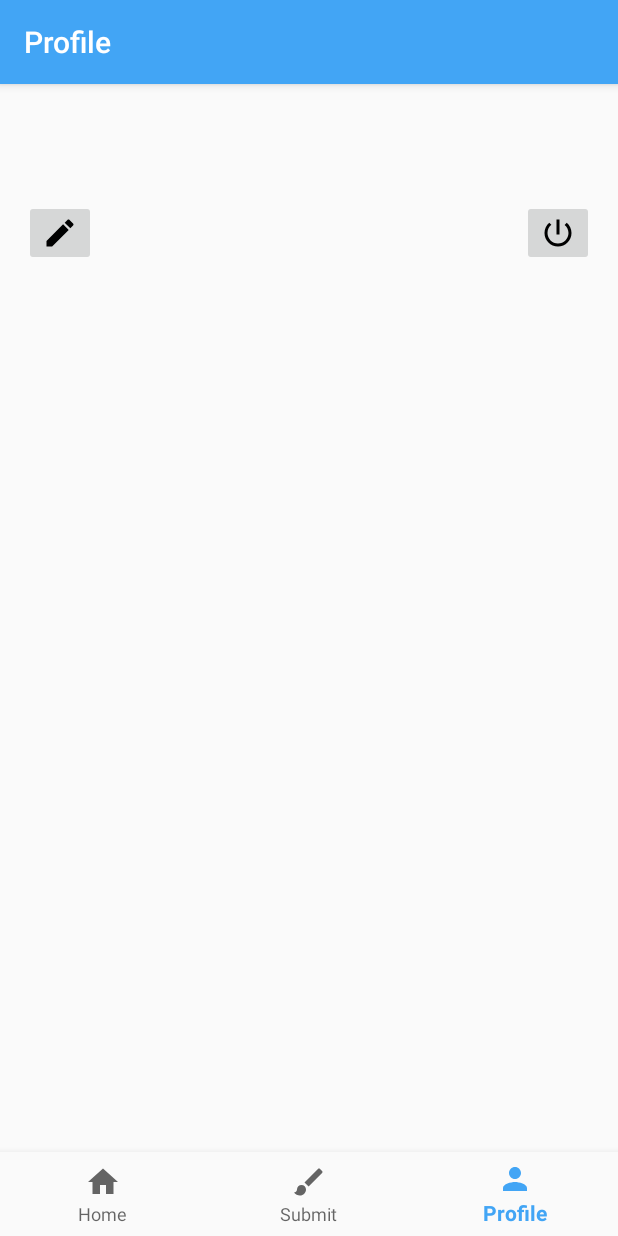
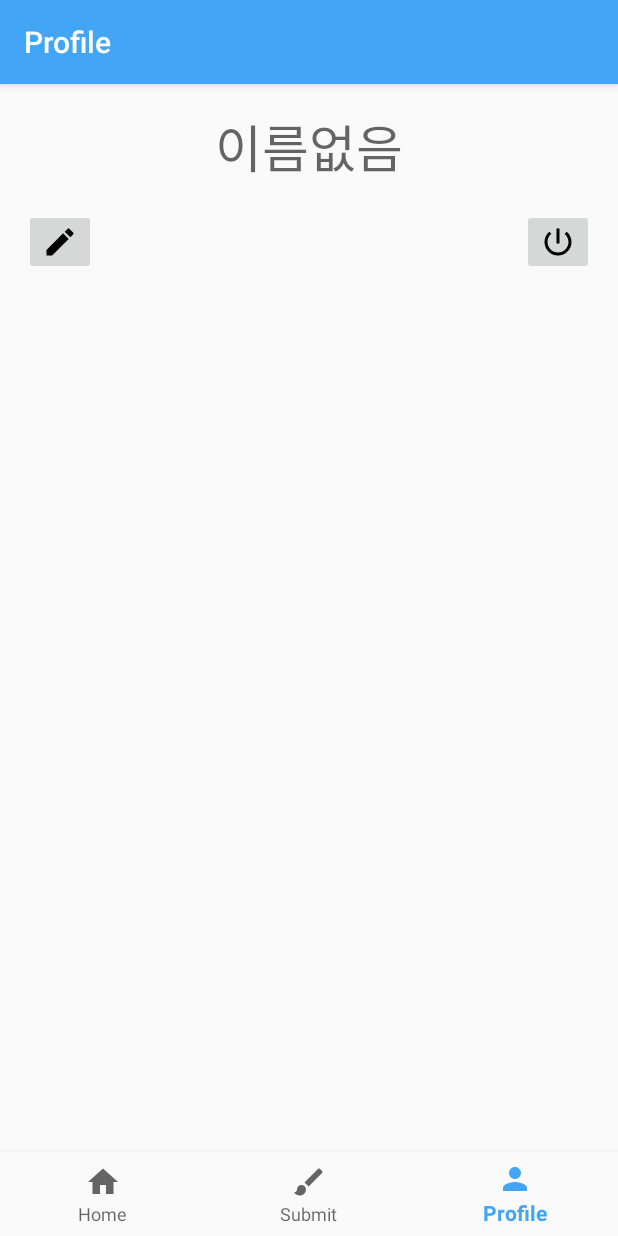
Before and after one commit to J-HM/App_PokusMe, an Android app: the ProfileFragment screen opened through its navigation route, on a phone screen of 412 x 824 dp. Run offline under Robolectric (Android 15) with nearby library versions, the phone set to English and light mode, and no system bars; our stand-ins replace Firebase (no records; nobody signed in at launch, a user with empty details on screens opened directly), navigation-ui.

Commit message:
Add Google login

```diff
--- a/app/build.gradle
+++ b/app/build.gradle
@@ -55,6 +55,7 @@ dependencies {
 
     implementation 'com.google.firebase:firebase-analytics:17.2.2'
     implementation 'com.google.firebase:firebase-auth:19.2.0'
+    implementation 'com.google.android.gms:play-services-auth:17.0.0'
     implementation 'com.google.firebase:firebase-firestore:21.4.0'
 
     testImplementation 'junit:junit:4.12'
--- a/app/src/main/java/com/jhm/android/app_pokusme/MainActivity.kt
+++ b/app/src/main/java/com/jhm/android/app_pokusme/MainActivity.kt
@@ -2,22 +2,21 @@ package com.jhm.android.app_pokusme
 
 import android.content.Intent
 import android.os.Bundle
+import android.util.Log
 import androidx.appcompat.app.AppCompatActivity
 import androidx.navigation.findNavController
 import androidx.navigation.ui.AppBarConfiguration
 import androidx.navigation.ui.setupActionBarWithNavController
 import androidx.navigation.ui.setupWithNavController
 import com.google.firebase.auth.FirebaseAuth
+import com.google.firebase.auth.FirebaseUser
 import com.jhm.android.app_pokusme.ui.login.LoginActivity
 import kotlinx.android.synthetic.main.activity_main.*
-
 
 class MainActivity : AppCompatActivity() {
     private lateinit var auth: FirebaseAuth
 
     override fun onCreate(savedInstanceState: Bundle?) {
-        if (FirebaseAuth.getInstance().currentUser == null) startLoginActivity()
-
         super.onCreate(savedInstanceState)
         setContentView(R.layout.activity_main)
 
@@ -25,16 +24,28 @@ class MainActivity : AppCompatActivity() {
         val appBarConfiguration = AppBarConfiguration(
             setOf(R.id.navigation_home, R.id.navigation_submit, R.id.navigation_profile)
         )
-
         setupActionBarWithNavController(navigationController, appBarConfiguration)
         navigation_view.setupWithNavController(navigationController)
 
         auth = FirebaseAuth.getInstance()
     }
 
+    public override fun onStart() {
+        super.onStart()
+        val currentUser = auth.currentUser
+        if (currentUser == null)
+            startLoginActivity()
+        else
+            updateUI(currentUser)
+    }
+
+    private fun updateUI(user: FirebaseUser) {
+        Log.d("jhmlog", "name ${user.displayName}")
+        Log.d("jhmlog", "email ${user.email}")
+    }
+
     private fun startLoginActivity() {
         startActivity(Intent(this, LoginActivity::class.java))
         finish()
     }
-
 }
--- a/app/src/main/java/com/jhm/android/app_pokusme/ui/profile/ProfileFragment.kt
+++ b/app/src/main/java/com/jhm/android/app_pokusme/ui/profile/ProfileFragment.kt
@@ -44,7 +44,10 @@ class ProfileFragment : Fragment() {
 //        user.email
 //        user.isEmailVerified
 //        user.uid
-        profileViewModel.name.value = user.displayName
+        if (user.displayName.isNullOrBlank())
+            profileViewModel.name.value = "이름없음"
+        else
+            profileViewModel.name.value = user.displayName
     }
 
     private fun getUserProfile(_updateUI: (FirebaseUser) -> Unit) {
--- a/app/src/main/res/layout/activity_login.xml
+++ b/app/src/main/res/layout/activity_login.xml
@@ -105,7 +105,7 @@
         android:layout_height="47dp"
         android:layout_marginStart="8dp"
         android:layout_marginLeft="8dp"
-        android:text="@string/login_signIn"
+        android:text="@string/login_signUp"
         app:layout_constraintBottom_toTopOf="@+id/guideline3"
         app:layout_constraintEnd_toStartOf="@+id/guideline_right"
         app:layout_constraintStart_toEndOf="@+id/button_login_signIn" />
```
Also changed, not shown: app/src/main/java/com/jhm/android/app_pokusme/ui/login/LoginActivity.kt (+49 -6 lines), app/src/main/java/com/jhm/android/app_pokusme/ui/login/GoogleModel.kt (added).
